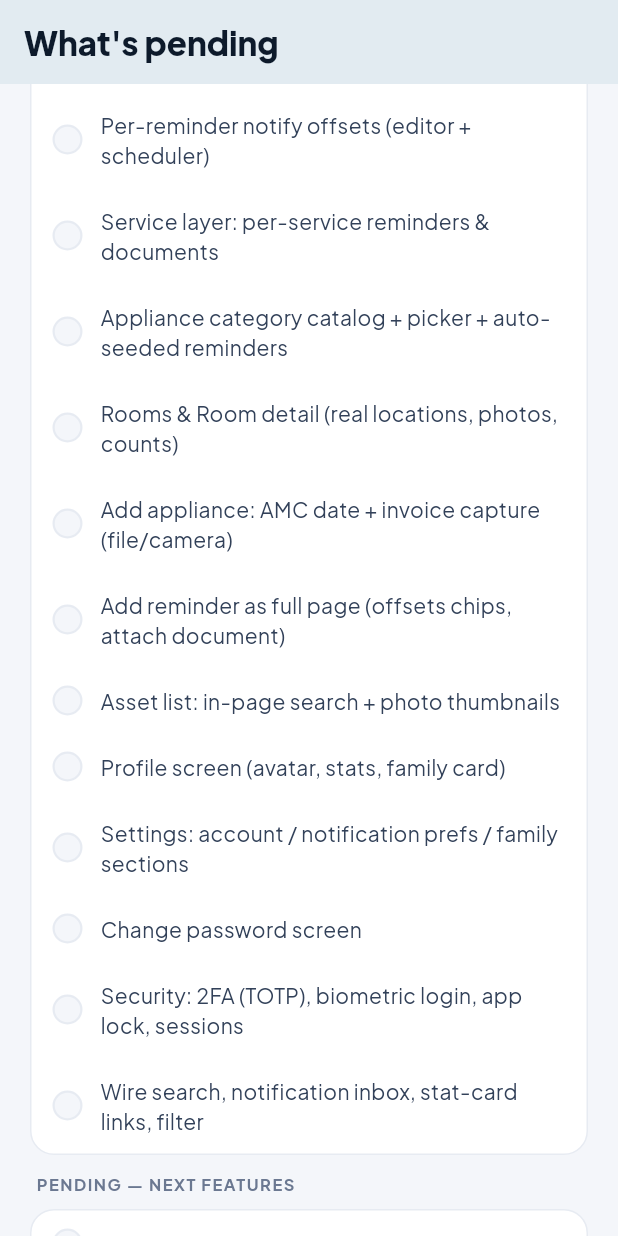
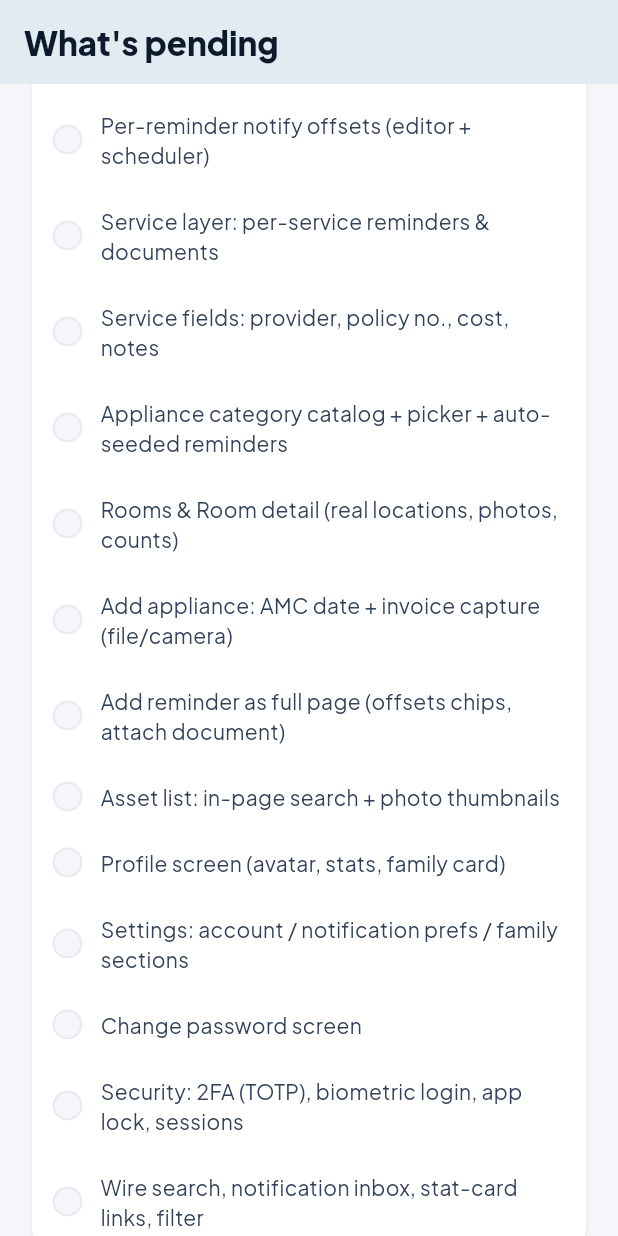
Before and after one commit to mytechbytes/docsbuddy, a Flutter app: the RoadmapPage screen opened by its route, scrolled down 1152 dp, on a phone screen of 412 x 824 dp. Run offline on Flutter 3.47's test engine with Material 3 defaults, Android fonts, the phone set to English and light mode, and no system bars; our stand-ins replace file_picker, firebase_core, firebase_messaging, flutter_local_notifications, flutter_riverpod, flutter_secure_storage and 5 more; accounts and stored records are empty.

Commit message:
docs: commit richer service fields to v1 scope (0006_service_fields migration)
Provider, policy/contract no., cost and notes on asset_dates are now a
firm A8 deliverable across design-gap.md, release-todo.md §H and the
in-app pending list.

Co-Authored-By: Claude Fable 5 <noreply@anthropic.com>
Claude-Session: https://claude.ai/code/session_013DxZBWGxePo4NsgMrBoqT6

```diff
--- a/lib/features/roadmap/presentation/roadmap_page.dart
+++ b/lib/features/roadmap/presentation/roadmap_page.dart
@@ -34,6 +34,7 @@ class RoadmapPage extends StatelessWidget {
       (false, 'Asset fields: model/serial no., purchase date & price, store'),
       (false, 'Per-reminder notify offsets (editor + scheduler)'),
       (false, 'Service layer: per-service reminders & documents'),
+      (false, 'Service fields: provider, policy no., cost, notes'),
       (false, 'Appliance category catalog + picker + auto-seeded reminders'),
       (false, 'Rooms & Room detail (real locations, photos, counts)'),
       (false, 'Add appliance: AMC date + invoice capture (file/camera)'),
```
Also changed, not shown: 2 other files.
